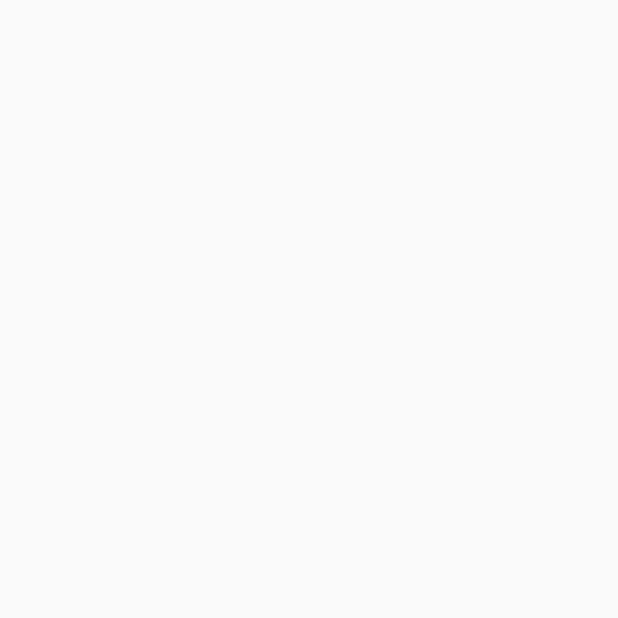
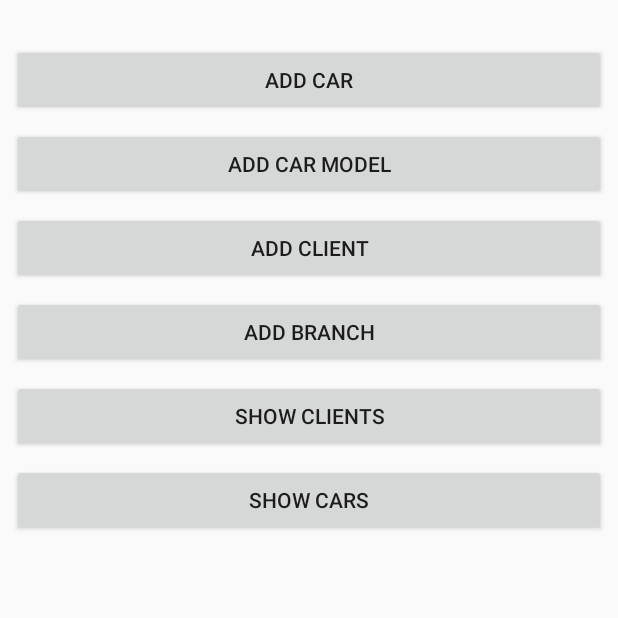
Before and after one commit to davidyoels/Android5778_8694_7928_01, an Android app: the screen it shows after launch (MainActivity), on a phone screen of 412 x 824 dp, the top half of it. Before the commit the part shown is empty. Run offline under Robolectric (Android 15) with nearby library versions, the light colour scheme and no system bars.

Commit message:
tray1eqwe

```diff
--- a/app/src/main/AndroidManifest.xml
+++ b/app/src/main/AndroidManifest.xml
@@ -16,6 +16,10 @@
                 <category android:name="android.intent.category.LAUNCHER" />
             </intent-filter>
         </activity>
+        <activity android:name=".controller.addCar" />
+        <activity android:name=".controller.addBracnh" />
+        <activity android:name=".controller.addCarModel" />
+        <activity android:name=".controller.addClient"></activity>
     </application>
 
 </manifest>
--- a/app/src/main/java/com/example/davidsalmon/android5778_8694_7928_01/controller/MainActivity.java
+++ b/app/src/main/java/com/example/davidsalmon/android5778_8694_7928_01/controller/MainActivity.java
@@ -1,12 +1,17 @@
 package com.example.davidsalmon.android5778_8694_7928_01.controller;
 
 import android.app.Activity;
+import android.content.ContentValues;
+import android.content.Intent;
 import android.net.Uri;
 import android.nfc.Tag;
 import android.provider.ContactsContract;
 import android.support.v7.app.AppCompatActivity;
 import android.os.Bundle;
 import android.util.Log;
+import android.view.View;
+import android.view.View.*;
+import android.widget.Button;
 
 import com.example.davidsalmon.android5778_8694_7928_01.R;
 import com.example.davidsalmon.android5778_8694_7928_01.model.backend.DB_manager;
@@ -16,11 +21,22 @@ import com.example.davidsalmon.android5778_8694_7928_01.model.entities.*;
 import java.util.ArrayList;
 import java.util.List;
 
-public class MainActivity extends Activity {
+import static com.example.davidsalmon.android5778_8694_7928_01.model.entities.Branch.BranchToContentValues;
+import static com.example.davidsalmon.android5778_8694_7928_01.model.entities.Car.CarToContentValues;
+import static com.example.davidsalmon.android5778_8694_7928_01.model.entities.CarsModel.CarModelToContentValues;
+import static com.example.davidsalmon.android5778_8694_7928_01.model.entities.Client.ClientToContentValues;
+
+public class MainActivity extends Activity implements View.OnClickListener {
 
     FactoryMethod a = new FactoryMethod();
     public DB_manager b;
-    private static final String TAG = "MyActivity";
+
+    private Button addCarButton;
+    private Button addBranchButton;
+    private Button addCarModelButton;
+    private Button addClientButton;
+    private Button showCarsButton;
+    private Button showClientButton;
 
     @Override
     protected void onCreate(Bundle savedInstanceState) {
@@ -28,93 +44,63 @@ public class MainActivity extends Activity {
         setContentView(R.layout.activity_main);
         //create one mofa
         b = a.getManager();
+        findViews();
+    }
 
-        //checking the add client function and the function All users.
-        CheckClientFunctions();
+    void findViews() {
+        addCarButton = (Button) findViewById(R.id.addCarButton);
+        addBranchButton = (Button) findViewById(R.id.addBranchButton);
+        addCarModelButton = (Button) findViewById(R.id.addCarModelButton);
+        addClientButton = (Button) findViewById(R.id.addClientButton);
+        showCarsButton = (Button) findViewById(R.id.showCarsButton);
+        showClientButton = (Button) findViewById(R.id.showClientButton);
 
-        Log.i(TAG, "******************************************************************************************");
-
-        //checking the add cars functions
-        CheckCarsFunctions();
-
-        Log.i(TAG, "******************************************************************************************");
-
-        //checking cars model functions
-        CheckCarsModelFunctions();
-
-        Log.i(TAG, "******************************************************************************************");
-
-        //checking branch functions
-        CheckBranchFunctions();
+        addCarButton.setOnClickListener(this);
+        addBranchButton.setOnClickListener(this);
+        addCarModelButton.setOnClickListener(this);
+        addClientButton.setOnClickListener(this);
+        showCarsButton.setOnClickListener(this);
+        showClientButton.setOnClickListener(this);
+    }
+    @Override     public void onClick(View v) {
+        if (v == addCarButton) {
+            addCar();
+        } else if
+                (v == addCarModelButton) {
+            addCarModel();
+        } else if
+                (v == addClientButton) {
+            addClient();
+        } else if
+                (v == addBranchButton) {
+            addBranch();
+        } else if
+                (v == showCarsButton) {
+        } else if
+                (v == showClientButton) {
+        }
+    }
+    private void addCar()
+    {
+        Intent intent = new Intent(this,addCar.class);
+        startActivity(intent);
+    }
+    private void addCarModel()
+    {
+        Intent intent = new Intent(this,addCarModel.class);
+        startActivity(intent);
+    }
+    private void addClient()
+    {
+        Intent intent = new Intent(this,addClient.class);
+        startActivity(intent);
+    }
+    private void addBranch()
+    {
+        Intent intent = new Intent(this,addBracnh.class);
+        startActivity(intent);
+    }
 
 
-    }
-    void CheckClientFunctions() {
-        Client client1 = new Client("Salmon", "David", 208796323, "054-98394993", "davidyoqwe@gmail.com", 323123123);
-        Client client2 = new Client("Levi", "Yoel", 202079658, "054-7456347", "davidyoqwe@gmail.com", 323123123);
-        Client client3 = new Client("Salmon", "David", 208796323, "054-8394993", "davidyoqwe@gmail.com", 323123123);
-        Client client4 = new Client("Salmon", "David", 208796321, "054-8394993", "davidyoqwe@gmail.com", 221123123);
-        b.addUser(client1);
-        b.addUser(client2);
-        b.addUser(client3);
-        List<Client> clients = b.AllUsers();
-        for (int i = 0; i < clients.size(); i++) {
-            Log.i(TAG, clients.get(i).toString());
-        }
-        //checking if user exist in the system.
 
-        if (b.UserExistsOnDataBase(client4))
-            Log.i(TAG, "Client exist in the system");
-        else
-            Log.i(TAG, "Client does not exist in the system");
-        if (b.UserExistsOnDataBase(client3))
-            Log.i(TAG, "Client exist in the system");
-        else
-            Log.i(TAG, "Client does not exist in the system");
-    }
-    void CheckCarsFunctions()
-    {
-        Car car1 = new Car(13, "Volvo", 150, "20-300-23");
-        Car car2 = new Car(13, "Kaia", 300, "35-246-15");
-        Car car3 = new Car(13, "Nissan", 0, "61-152-90");
-        Car car4 = new Car(13, "Volvo", 422, "94-953-78");
-        b.addCar(car1);
-        b.addCar(car2);
-        b.addCar(car3);
-        b.addCar(car4);
-        List<Car> cars = b.AllCars();
-        for (int i = 0; i < cars.size(); i++) {
-            Log.i(TAG, cars.get(i).toString());
-        }
-    }
-    void CheckCarsModelFunctions()
-    {
-        CarsModel carsModel1 = new CarsModel(123,"Nissan","Largo",3400,Gearbox.Automaton,6);
-        CarsModel carsModel2 = new CarsModel(984,"Volvo","Yes",3400,Gearbox.Manual,8);
-        CarsModel carsModel3 = new CarsModel(295,"Yaguar","Flam",3400,Gearbox.Manual,5);
-        CarsModel carsModel4 = new CarsModel(584,"Nissan","Largo",3400,Gearbox.Automaton,2);
-        b.addModel(carsModel1);
-        b.addModel(carsModel2);
-        b.addModel(carsModel3);
-        b.addModel(carsModel4);
-        List<CarsModel> carsModels = b.AllCarsModel();
-        for (int i = 0; i < carsModels.size(); i++) {
-            Log.i(TAG, carsModels.get(i).toString());
-        }
-    }
-    void CheckBranchFunctions()
-    {
-        Branch branch1 = new Branch("Jerusalem","Ben Yehuda",11,5,857);
-        Branch branch2 = new Branch("Beit Shemes","Nahal Dulev",16,2,853);
-        Branch branch3 = new Branch("Haifa","Benji",11,5,857);
-        Branch branch4 = new Branch("Tel Aviv","Alenbi",20,4,234);
-        b.addBranch(branch1);
-        b.addBranch(branch2);
-        b.addBranch(branch3);
-        b.addBranch(branch4);
-        List<Branch> branches = b.AllBranch();
-        for (int i = 0; i < branches.size(); i++) {
-            Log.i(TAG, branches.get(i).toString());
-        }
-    }
 }
--- a/app/src/main/java/com/example/davidsalmon/android5778_8694_7928_01/model/backend/DB_manager.java
+++ b/app/src/main/java/com/example/davidsalmon/android5778_8694_7928_01/model/backend/DB_manager.java
@@ -1,4 +1,6 @@
 package com.example.davidsalmon.android5778_8694_7928_01.model.backend;
+
+import android.content.ContentValues;
 
 import com.example.davidsalmon.android5778_8694_7928_01.model.entities.*;
 
@@ -10,17 +12,17 @@ import java.util.List;
 
 public interface DB_manager {
 
-    boolean UserExistsOnDataBase(Client client);
-    void addUser(Client newUser);
-    void addModel(CarsModel newModel);
-    void addCar(Car car);
+    boolean UserExistsOnDataBase(ContentValues p_client);
+    long addUser(ContentValues newClient);
+    long addModel(ContentValues newModel);
+    String addCar(ContentValues newCar);
+    long addBranch(ContentValues newBranch);
     List<CarsModel> AllCarsModel();
     List<Client> AllUsers();
     List<Branch> AllBranch();
     List<Car> AllCars();
 
     //functions we added
-    void addBranch(Branch branch);
     /*boolean CarModelAvailable();
     boolean addInvitaion();
     boolean removeClient();
--- a/app/src/main/java/com/example/davidsalmon/android5778_8694_7928_01/model/datasource/List_DBManager.java
+++ b/app/src/main/java/com/example/davidsalmon/android5778_8694_7928_01/model/datasource/List_DBManager.java
@@ -1,8 +1,14 @@
 package com.example.davidsalmon.android5778_8694_7928_01.model.datasource;
+
+import android.content.ContentValues;
 
 import com.example.davidsalmon.android5778_8694_7928_01.model.backend.DB_manager;
 import com.example.davidsalmon.android5778_8694_7928_01.model.entities.*;
 
+import static com.example.davidsalmon.android5778_8694_7928_01.model.entities.Branch.ContentValuesToBranch;
+import static com.example.davidsalmon.android5778_8694_7928_01.model.entities.Car.ContentValuesToCar;
+import static com.example.davidsalmon.android5778_8694_7928_01.model.entities.CarsModel.ContentValuesToCarModel;
+import static com.example.davidsalmon.android5778_8694_7928_01.model.entities.Client.ContentValuesToClient;
 
 import java.util.ArrayList;
 import java.util.List;
@@ -11,7 +17,7 @@ import java.util.List;
  * Created by david salmon on 11/3/2017.
  */
 
-public class List_DBManager implements DB_manager{
+public class List_DBManager implements DB_manager {
     static List<Branch> branchs;
     static List<Car> cars;
     static List<CarsModel> carsModels;
@@ -25,44 +31,63 @@ public class List_DBManager implements DB_manager{
         clients = new ArrayList<>();
         invitations = new ArrayList<>();
     }
+
     @Override
-    public boolean UserExistsOnDataBase(Client client){
-        int ClientsMount=clients.size();
-        for(int i=0;i<ClientsMount;i++)
-            if(clients.get(i).getId()==client.getId())
+    public boolean UserExistsOnDataBase(ContentValues p_client) {
+        Client client = ContentValuesToClient(p_client);
+        int ClientsMount = clients.size();
+        for (int i = 0; i < ClientsMount; i++)
+            if (clients.get(i).getId() == client.getId())
                 return true;
         return false;
     }
+
     @Override
-    public void addUser(Client newUser) {
-      clients.add(newUser);
+    public long addUser(ContentValues newClient) {
+        Client client = ContentValuesToClient(newClient);
+        clients.add(client);
+        return client.getId();
+    }
+
+    @Override
+    public long addModel(ContentValues newModel) {
+        CarsModel model = ContentValuesToCarModel(newModel);
+        carsModels.add(model);
+        return model.getModelCode();
+    }
+
+    @Override
+    public String addCar(ContentValues newCar) {
+        Car car = ContentValuesToCar(newCar);
+        cars.add(car);
+        return car.getCarNumber();
     }
     @Override
-    public void addModel(CarsModel newModel){
-        carsModels.add(newModel);
+    public long addBranch(ContentValues newBranch) {
+        Branch branch = ContentValuesToBranch(newBranch);
+        branchs.add(branch);
+        return branch.getBranchNumber();
     }
+
     @Override
-    public void addCar(Car newCar){
-        cars.add(newCar);
-    }
-    @Override
-    public void addBranch(Branch branch) { branchs.add(branch);}
-    @Override
-    public List<CarsModel> AllCarsModel()
-    {
+    public List<CarsModel> AllCarsModel() {
         return carsModels;
     }
+
     @Override
-    public List<Client> AllUsers(){
+    public List<Client> AllUsers() {
         return clients;
     }
+
     @Override
-    public List<Branch> AllBranch(){
+    public List<Branch> AllBranch() {
         return branchs;
     }
+
     @Override
-    public List<Car> AllCars(){
+    public List<Car> AllCars() {
         return cars;
     }
 
+
 }
--- a/app/src/main/res/layout/activity_main.xml
+++ b/app/src/main/res/layout/activity_main.xml
@@ -6,4 +6,76 @@
     android:layout_height="match_parent"
     tools:context="com.example.davidsalmon.android5778_8694_7928_01.controller.MainActivity">
 
+    <Button
+        android:id="@+id/addCarButton"
+        android:layout_width="0dp"
+        android:layout_height="wrap_content"
+        android:layout_marginLeft="8dp"
+        android:layout_marginRight="8dp"
+        android:layout_marginTop="29dp"
+        android:text="add Car"
+        app:layout_constraintHorizontal_bias="0.0"
+        app:layout_constraintLeft_toLeftOf="parent"
+        app:layout_constraintRight_toRightOf="parent"
+        app:layout_constraintTop_toTopOf="parent" />
+
+    <Button
+        android:id="@+id/addCarModelButton"
+        android:layout_width="0dp"
+        android:layout_height="wrap_content"
+        android:layout_marginLeft="8dp"
+        android:layout_marginRight="8dp"
+        android:layout_marginTop="8dp"
+        android:text="add car model"
+        app:layout_constraintLeft_toLeftOf="parent"
+        app:layout_constraintRight_toRightOf="parent"
+        app:layout_constraintTop_toBottomOf="@+id/addCarButton" />
+
+    <Button
+        android:id="@+id/addClientButton"
+        android:layout_width="0dp"
+        android:layout_height="wrap_content"
+        android:layout_marginLeft="8dp"
+        android:layout_marginRight="8dp"
+        android:layout_marginTop="8dp"
+        android:text="add client"
+        app:layout_constraintLeft_toLeftOf="parent"
+        app:layout_constraintRight_toRightOf="parent"
+        app:layout_constraintTop_toBottomOf="@+id/addCarModelButton" />
+
+    <Button
+        android:id="@+id/addBranchButton"
+        android:layout_width="0dp"
+        android:layout_height="wrap_content"
+        android:layout_marginLeft="8dp"
+        android:layout_marginRight="8dp"
+        android:layout_marginTop="8dp"
+        android:text="add branch"
+        app:layout_constraintLeft_toLeftOf="parent"
+        app:layout_constraintRight_toRightOf="parent"
+        app:layout_constraintTop_toBottomOf="@+id/addClientButton" />
+
+    <Button
+        android:id="@+id/showClientButton"
+        android:layout_width="0dp"
+        android:layout_height="wrap_content"
+        android:layout_marginLeft="8dp"
+        android:layout_marginRight="8dp"
+        android:layout_marginTop="8dp"
+        android:text="show clients"
+        app:layout_constraintLeft_toLeftOf="parent"
+        app:layout_constraintRight_toRightOf="parent"
+        app:layout_constraintTop_toBottomOf="@+id/addBranchButton" />
+
+    <Button
+        android:id="@+id/showCarsButton"
+        android:layout_width="0dp"
+        android:layout_height="wrap_content"
+        android:layout_marginLeft="8dp"
+        android:layout_marginRight="8dp"
+        android:layout_marginTop="8dp"
+        android:text="show cars"
+        app:layout_constraintLeft_toLeftOf="parent"
+        app:layout_constraintRight_toRightOf="parent"
+        app:layout_constraintTop_toBottomOf="@+id/showClientButton" />
 </android.support.constraint.ConstraintLayout>
--- a/app/src/main/res/values/strings.xml
+++ b/app/src/main/res/values/strings.xml
@@ -1,3 +1,13 @@
 <resources>
+    <!-- this is for add Branch activity !-->
     <string name="app_name">" Android5778_8694_7928_01"</string>
+    <string name="city">" City"</string>
+    <string name="street">" Street "</string>
+    <string name="BuildingNumber">" Building number "</string>
+    <string name="ParkingSpacesNumber">" Parking spaces number "</string>
+    <!-- this is for add Car activity !-->
+    <string name="BranchNumber">" Branch number "</string>
+    <string name="ModelType" >" Model type "</string>
+    <string name="CarNumber" >" Car number "</string>
+    <string name="Kilometers" >" Kilometers "</string>
 </resources>
```
